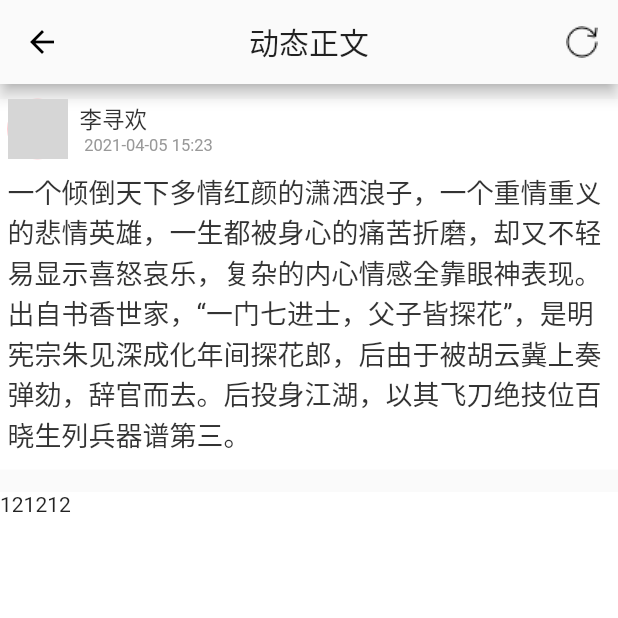
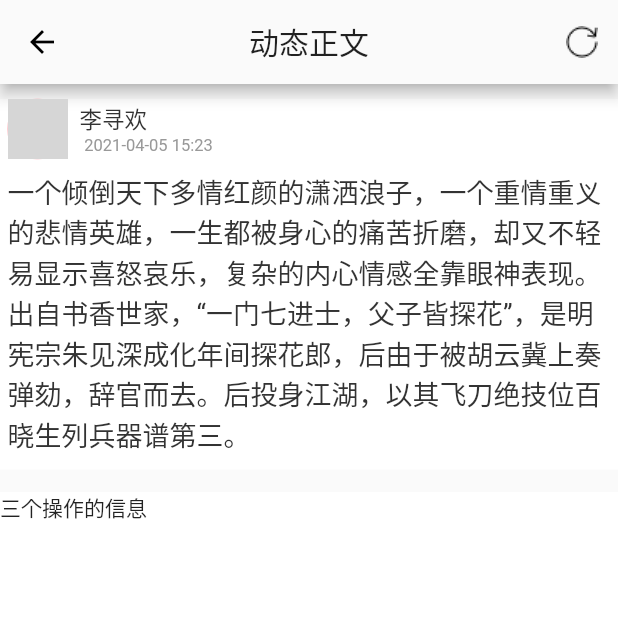
Before and after one commit to pistachio214/pet-story, a Flutter app: the screen it shows after launch, after a tap on "全文", after a tap on "收起", after a tap on "一个倾倒天下多情红颜的潇洒浪子，一个重情重义的悲情英雄，一生都被身心的痛苦折磨，", on a phone screen of 412 x 824 dp, the top half of it. Run offline on Flutter 3.47's test engine with Material 2 defaults, Android fonts, the phone set to English and light mode, and no system bars; our stand-ins replace image_picker, pull_to_refresh; missing offline and left inert: fijkplayer; network calls fail; grey boxes are pictures that could not be loaded.

Commit message:
save dart版本优化处理

```diff
--- a/lib/pages/home/dynamic_detail.dart
+++ b/lib/pages/home/dynamic_detail.dart
@@ -46,7 +46,7 @@ class _DynamicDetailState extends State<DynamicDetail> {
               decoration: BoxDecoration(
                 color: Color.fromRGBO(255, 255, 255, 1.0),
               ),
-              child: Text('121212'),
+              child: Text('三个操作的信息'),
             )
           ],
         ),
--- a/lib/widget/index/article_list.dart
+++ b/lib/widget/index/article_list.dart
@@ -1,11 +1,7 @@
 import 'package:flutter/cupertino.dart';
 import 'package:flutter/material.dart';
-import 'package:pet_story/widget/index/action_button.dart';
 import 'package:pet_story/widget/index/article_info.dart';
-import 'package:pet_story/widget/index/expandable_text.dart';
-import 'package:pet_story/widget/index/nine_picture.dart';
 
-// import 'package:pet_story/widget/index/video_screen.dart';
 import 'package:pull_to_refresh/pull_to_refresh.dart';
 
 import './../../models/articles.dart';
@@ -51,7 +47,7 @@ class _ArticleListState extends State<ArticleList> {
             builder: (BuildContext context, LoadStatus mode) {
               Widget body;
               if (mode == LoadStatus.idle) {
-                body = Text("上拉加载");
+                body = Text("人家也是有底线的啦 ╮(๑•́ ₃•̀๑)╭");
               } else if (mode == LoadStatus.loading) {
                 body = CupertinoActivityIndicator();
               } else if (mode == LoadStatus.failed) {
```
Also changed, not shown: lib/widget/hide_text.dart (+13 -5 lines).
